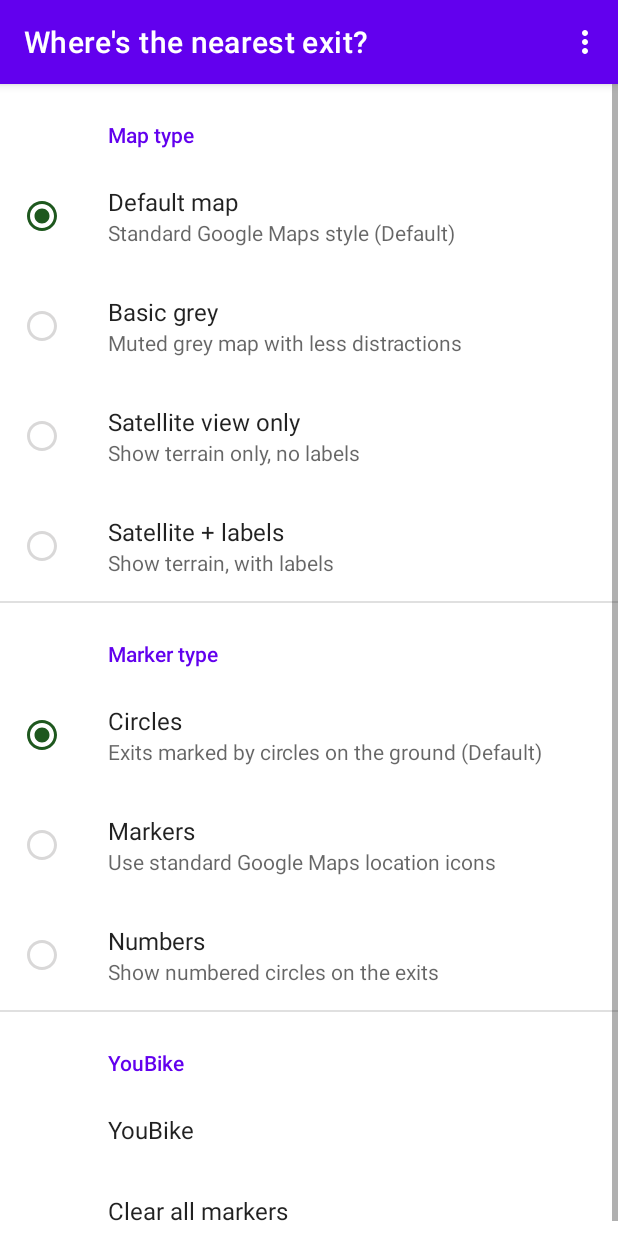
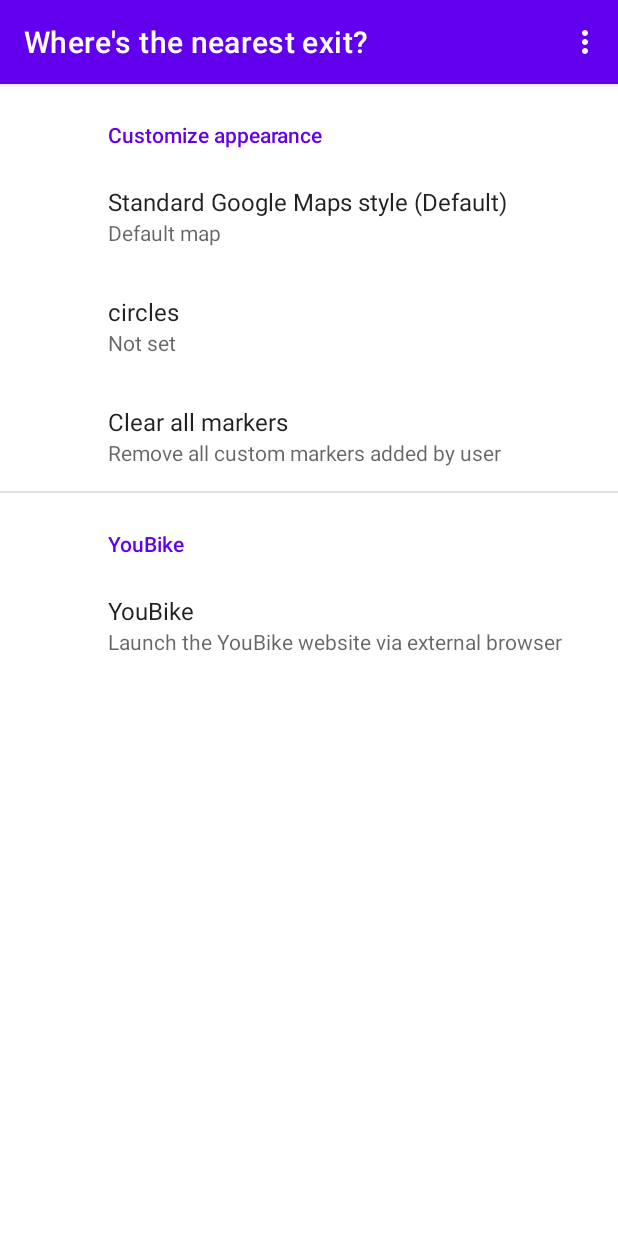
Before and after one commit to r0d3r1ck0rd0n3z/bikepath, an Android app: the fragment PrefSettingsFragment placed in its activity, on a phone screen of 412 x 824 dp. Run offline under Robolectric (Android 15) with nearby library versions, the light colour scheme and no system bars; our stand-ins replace androidx.preference.

Commit message:
Modified the Preferences screen.

```diff
--- a/app/build.gradle
+++ b/app/build.gradle
@@ -46,7 +46,7 @@
     implementation 'com.google.android.material:material:1.3.0'
     implementation 'com.google.android.gms:play-services-maps:17.0.1'
     implementation 'com.google.android.gms:play-services-location:18.0.0'
-    implementation 'com.google.maps.android:android-maps-utils-v3:2.2.3'
+    implementation 'com.google.maps.android:android-maps-utils:2.2.4'
     implementation 'androidx.preference:preference-ktx:1.1.1'
     implementation 'androidx.legacy:legacy-support-v4:1.0.0'
     testImplementation 'junit:junit:4.13.2'
--- a/app/src/main/java/com/rodericko/bikepathtaipei/LocationData.kt
+++ b/app/src/main/java/com/rodericko/bikepathtaipei/LocationData.kt
@@ -1,4 +1,6 @@
 package com.rodericko.bikepathtaipei
+
+import com.google.android.gms.maps.GoogleMap
 
 val mTwoDee = arrayOf(
     arrayOf(25.1682863439158,121.44430057793987,"https://goo.gl/maps/tvahRdxf7VEmggLP6","淡水站"),
@@ -123,3 +125,35 @@
     arrayOf(25.0578292,121.5914847,"https://goo.gl/maps/NR4WZJ5GtiHBGU2P7","成功橋牽引道─向陽路、松河街口"),
     arrayOf(25.0593554,121.5910499,"https://goo.gl/maps/3GKGRJ4e798qw7Yi9","成功橋牽引道─成功路2段、潭美街口")
     )
+
+val mMapStyleTypes = arrayOf(
+    GoogleMap.MAP_TYPE_NORMAL,
+    GoogleMap.MAP_TYPE_SATELLITE,
+    GoogleMap.MAP_TYPE_HYBRID,
+    GoogleMap.MAP_TYPE_NORMAL
+)
+
+val mMapStyleStyles = arrayOf(
+    R.raw.default_map_style,
+    R.raw.map_style
+)
+
+val mMapStyleStrings = arrayOf(
+    R.string.normal_map,
+    R.string.satellite_map,
+    R.string.hybrid_map,
+    R.string.minimal_map
+)
+
+val mMapStyleSummary = arrayOf(
+    R.string.normal_map_desc,
+    R.string.satellite_map_desc,
+    R.string.hybrid_map_desc,
+    R.string.minimal_map_desc
+)
+
+val mMapMarkerTypes = arrayOf(
+    "circles",
+    "markers",
+    "numbers"
+)
--- a/app/src/main/java/com/rodericko/bikepathtaipei/MapsActivity.kt
+++ b/app/src/main/java/com/rodericko/bikepathtaipei/MapsActivity.kt
@@ -20,6 +20,7 @@
 import androidx.core.view.MenuCompat
 import androidx.fragment.app.Fragment
 import androidx.fragment.app.FragmentTransaction.TRANSIT_FRAGMENT_OPEN
+import androidx.preference.ListPreference
 import androidx.preference.Preference
 import androidx.preference.PreferenceFragmentCompat
 import com.google.android.gms.maps.CameraUpdateFactory
@@ -53,7 +54,6 @@
         mapFragment.getMapAsync(this)
         mapFragment.activity?.title = "Where's the nearest exit?"
 
-
     }
 
 
@@ -64,7 +64,7 @@
             supportFragmentManager.popBackStack()
             setTitle(R.string.exit_question)
 
-            Toast.makeText(applicationContext,"Changes saved!",Toast.LENGTH_LONG).show()
+            Toast.makeText(applicationContext,"Changes saved",Toast.LENGTH_SHORT).show()
             val sharedPref = getPreferences(MODE_PRIVATE)
             val dDefaultMarkerState = 0
             val dCurrentMarkerState = sharedPref.getInt(getString(R.string.reset_markers), dDefaultMarkerState)
@@ -306,7 +306,7 @@
 
             supportFragmentManager.addOnBackStackChangedListener {
                 if (supportFragmentManager.backStackEntryCount == 0) {
-                    setTitle(R.string.customize_appearance)
+                    setTitle(R.string.settings)
                 }
             }
 
@@ -321,6 +321,9 @@
         else -> super.onOptionsItemSelected(item)
     }
 
+    override fun onBackPressed() {
+        onSupportNavigateUp()
+    }
 
 
     /**
@@ -382,25 +385,8 @@
 
     }
 
-    override fun onBackPressed() {
-        onSupportNavigateUp()
-        }
-
-
-
 
     private fun changeMapStyle(x: Int, y: Int = 0) {
-
-        val mMapStyleTypes = arrayOf(
-            GoogleMap.MAP_TYPE_NORMAL,
-            GoogleMap.MAP_TYPE_SATELLITE,
-            GoogleMap.MAP_TYPE_HYBRID
-            )
-
-        val mMapStyleStyles = arrayOf(
-            R.raw.default_map_style,
-            R.raw.map_style
-        )
 
         val style = MapStyleOptions.loadRawResourceStyle(this, mMapStyleStyles[y])
         mMap.setMapStyle(style)
@@ -438,21 +424,46 @@
     override fun onCreatePreferences(savedInstanceState: Bundle?, rootKey: String?) {
         setPreferencesFromResource(R.xml.settings, rootKey)
 
+        // Get current pref values
+
         val sharedPref = activity?.getPreferences(AppCompatActivity.MODE_PRIVATE) ?: return
-        val vNormalMap: Preference? = findPreference(getString(R.string.pNormal_map))
+        val dDefaultMapType = 0
+
+        val dCurrentTypes = sharedPref.getInt(getString(R.string.MapTypes), dDefaultMapType)
+        val dCurrentStyle = sharedPref.getInt(getString(R.string.MapStyles), dDefaultMapType)
+
+        // Update map style pref to reflect current values
+
+        val mapStyleOption: ListPreference? = findPreference("mapStyleList")
+        mapStyleOption?.title = getString(mMapStyleSummary[dCurrentTypes])
+        mapStyleOption?.value = "$dCurrentTypes"
+        if (dCurrentStyle == 1 ) {
+            mapStyleOption?.title = getString(mMapStyleSummary[3])
+            mapStyleOption?.value = "3"
+        }
+
+        // Do stuff when user clicks on map style options
+
+        mapStyleOption?.onPreferenceClickListener = Preference.OnPreferenceClickListener {
+            it.setIcon(R.drawable.icon_radio_grey)
+            val tempvalue = mapStyleOption?.value
+            Toast.makeText(context,"$tempvalue",Toast.LENGTH_LONG).show()
+            true
+
+        }
 
 
-        vNormalMap?.onPreferenceClickListener = Preference.OnPreferenceClickListener {
+        val dCurrentMarks = sharedPref.getInt(getString(R.string.MarkerType), dDefaultMapType)
+        val markerTypeOption: ListPreference? = findPreference("markerTypeList")
+        markerTypeOption?.title = mMapMarkerTypes[dCurrentMarks]
+
+
+        val vMapStyles: Preference? = findPreference(getString(R.string.YouBike))
+        vMapStyles?.title = getString(R.string.YouBike_desc)
+        vMapStyles?.setIcon(R.drawable.icon_check)
+
+        vMapStyles?.onPreferenceClickListener = Preference.OnPreferenceClickListener {
             it.setIcon(R.drawable.icon_radio_grey)
-
-            with (sharedPref.edit()) {
-                putString(getString(R.string.pNormal_map), "newHighScore")
-                apply()
-            }
-            val defaultValue = "resources"
-            val highScore = sharedPref.getString(getString(R.string.pNormal_map), defaultValue)
-            println("The current value is $highScore")
-
             true
         }
 
--- a/app/src/main/res/layout/pref_toolbar.xml
+++ b/app/src/main/res/layout/pref_toolbar.xml
@@ -31,7 +31,7 @@
                 android:id="@+id/textView2"
                 android:layout_width="match_parent"
                 android:layout_height="wrap_content"
-                android:text="@string/customize_appearance"
+                android:text="@string/settings"
                 android:textColor="@color/design_default_color_on_primary"
                 android:textSize="16sp"
                 android:textStyle="bold"/>
@@ -46,12 +46,7 @@
         android:layout_height="600dp"
         android:background="#FFFFFF"
         app:layout_constraintTop_toBottomOf="@+id/preference_bg"
-        />
-
-    <TextView
-        android:layout_width="match_parent"
-        android:layout_height="match_parent"
-        android:text="@string/pNormal_map"
+        app:layout_constraintLeft_toRightOf="parent"
         />
 
 </androidx.constraintlayout.widget.ConstraintLayout>
--- a/app/src/main/res/values/array.xml
+++ b/app/src/main/res/values/array.xml
@@ -3,16 +3,16 @@
 
     <string-array name="aMapStyleOptions">
         <item>@string/normal_map</item>
+        <item>@string/satellite_map</item>
         <item>@string/hybrid_map</item>
-        <item>@string/satellite_map</item>
         <item>@string/minimal_map</item>
     </string-array>
 
     <string-array name="aMapStyleOptions_values">
-        <item>normal_map</item>
-        <item>hybrid_map</item>
-        <item>satellite_map</item>
-        <item>minimal_map</item>
+        <item>0</item> <!-- normal_map -->
+        <item>1</item> <!-- hybrid_map -->
+        <item>2</item> <!-- satellite_map -->
+        <item>3</item> <!-- minimal_map -->
     </string-array>
 
 
@@ -23,9 +23,9 @@
     </string-array>
 
     <string-array name="aMarkerStyleOptions_values">
-        <item>circles</item>
-        <item>markers</item>
-        <item>numbers</item>
+        <item>0</item> <!-- circles -->
+        <item>1</item> <!-- markers-->
+        <item>2</item> <!-- numbers-->
     </string-array>
 
 </resources>
--- a/app/src/main/res/values/strings.xml
+++ b/app/src/main/res/values/strings.xml
@@ -35,6 +35,7 @@
     <string name="settings">Settings</string>
     <string name="reset_markers">Reset markers</string>
     <string name="about_the_app">About</string>
+    <string name="general_settings">General</string>
     <string name="select_an_option">Select an option</string>
     <string name="customize_appearance">Customize appearance</string>
 
@@ -45,4 +46,14 @@
     <string name="pTerrain_map">StandardMap</string>
 
     <string name="hello_blank_fragment">Hello blank fragment</string>
+    <string name="MapType">Map type</string>
+    <string name="MapStyle">Map style</string>
+    <string name="MarkerType">Marker type</string>
+
+    <string name="normal_map_desc">Standard Google Maps style (Default)</string>
+    <string name="satellite_map_desc">Show terrain only, no labels</string>
+    <string name="hybrid_map_desc">Show terrain, with labels</string>
+    <string name="minimal_map_desc">Muted grey map with less distractions</string>
+    <string name="reset_markers_desc">Remove all custom markers added by user</string>
+    <string name="YouBike_desc">Launch the YouBike website via external browser</string>
 </resources>
--- a/app/src/main/res/xml/settings.xml
+++ b/app/src/main/res/xml/settings.xml
@@ -6,79 +6,45 @@
 
     <PreferenceCategory
         app:key="pMapTypes"
-        app:title="@string/MapTypes">
+        app:title="@string/customize_appearance">
 
-        <Preference
-            app:key="@string/pNormal_map"
-            app:title="@string/normal_map"
-            app:summary="Standard Google Maps style (Default)"
-            app:icon="@drawable/icon_radio_green"
-            />
+        <ListPreference
+            app:key="mapStyleList"
+            app:title="@string/MapStyle"
+            app:useSimpleSummaryProvider="true"
+            app:entries="@array/aMapStyleOptions"
+            app:entryValues="@array/aMapStyleOptions_values"
+            app:dialogTitle="@string/select_an_option"
+            app:summary="%s"
+            android:summary="%s"/>
 
-        <Preference
-            app:key="pMinimalMap"
-            app:title="@string/minimal_map"
-            app:summary="Muted grey map with less distractions"
-            app:icon="@drawable/icon_radio_grey"
-            />
+        <ListPreference
+            app:key="markerTypeList"
+            app:title="@string/MarkerType"
+            app:useSimpleSummaryProvider="true"
+            app:entries="@array/aMarkerStyleOptions"
+            app:entryValues="@array/aMarkerStyleOptions_values"
+            app:dialogTitle="@string/select_an_option"/>
 
-        <Preference
-            app:key="pSatelliteMap"
-            app:title="@string/satellite_map"
-            app:summary="Show terrain only, no labels"
-            app:icon="@drawable/icon_radio_grey"
-            />
 
-        <Preference
-            app:key="pHybridMap"
-            app:title="@string/hybrid_map"
-            app:summary="Show terrain, with labels"
-            app:icon="@drawable/icon_radio_grey"
+        <Preference android:title="Clear all markers"
+            android:key="@string/reset_markers"
+            app:summary="@string/reset_markers_desc"
             />
 
     </PreferenceCategory>
 
 
-
-    <PreferenceCategory
-        app:key="pMarkerTypes"
-        app:title="@string/marker_types" >
-
-        <Preference
-            app:key="MarkerTypesCircles"
-            app:title="@string/mType_circles"
-            app:summary="Exits marked by circles on the ground (Default)"
-            app:icon="@drawable/icon_radio_green"
-            />
-
-        <Preference
-            app:key="MarkerTypesMarkers"
-            app:title="@string/mType_markers"
-            app:summary="Use standard Google Maps location icons"
-            app:icon="@drawable/icon_radio_grey"
-            />
-
-        <Preference
-            app:key="MarkerTypesNumbers"
-            app:title="@string/mType_numbers"
-            app:summary="Show numbered circles on the exits"
-            app:icon="@drawable/icon_radio_grey"
-            />
-
-    </PreferenceCategory>
-
     <PreferenceCategory
         app:key="pYouBikeLink"
         app:title="@string/YouBike" >
 
-        <Preference android:title="@string/YouBike" >
+        <Preference android:title="@string/YouBike"
+            app:summary="@string/YouBike_desc">
             <intent android:action="android.intent.action.VIEW"
                 android:data="https://www.google.com" />
         </Preference>
 
-        <Preference android:title="Clear all markers"
-            android:key="@string/reset_markers"
-             />
 
     </PreferenceCategory>
 
```
